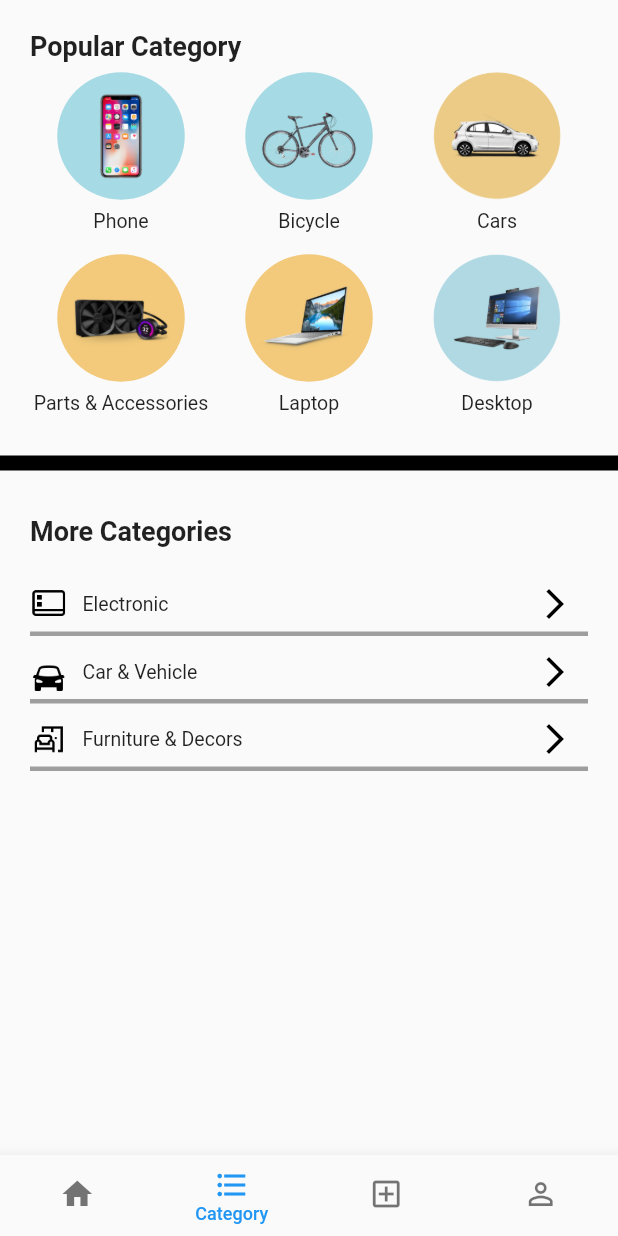
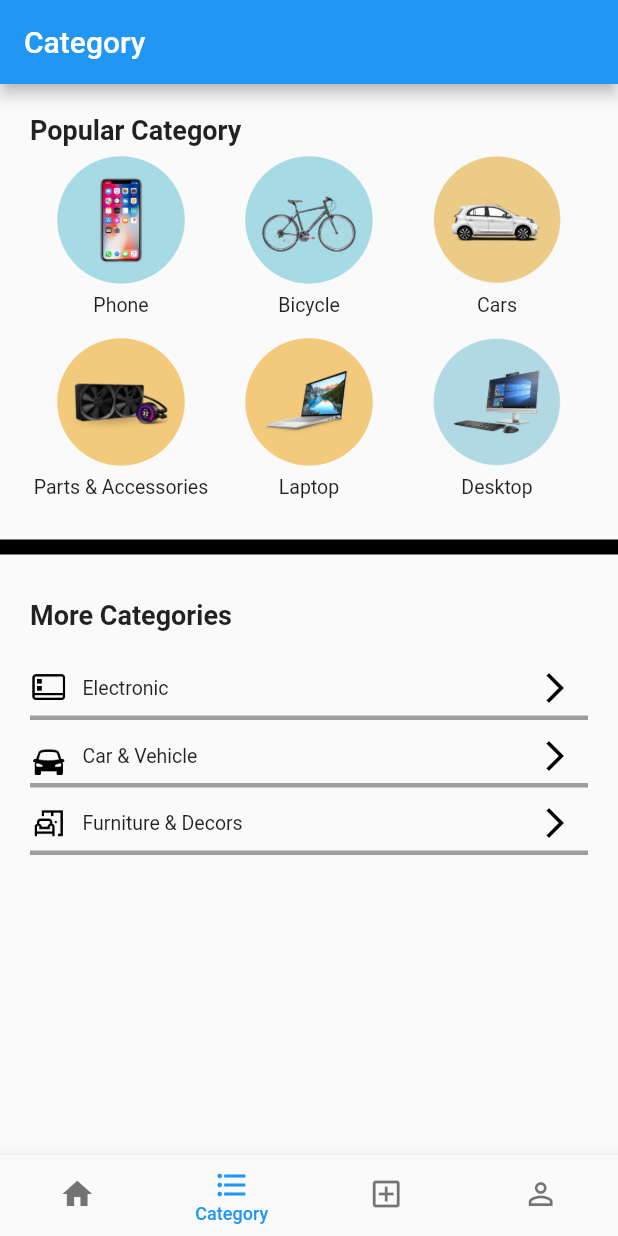
Before and after one commit to Atlas8981/mygoods_flutter, a Flutter app: the screen it shows after launch, item 2 of the bottom bar chosen, on a phone screen of 412 x 824 dp. Run offline on Flutter 3.47's test engine with Material 2 defaults, Android fonts, the phone set to English and light mode, and no system bars; our stand-ins replace cloud_firestore, firebase_core, firebase_storage, fluttertoast, get, image_picker; accounts and stored records are empty; network calls fail.

```diff
--- a/lib/models/item.dart
+++ b/lib/models/item.dart
@@ -77,4 +77,9 @@ class Item {
         "mainCategory": mainCategory,
         "views": views,
       };
+
+  @override
+  String toString() {
+    return 'Item{date: $date, subCategory: $subCategory, images: $images, amount: $amount, address: $address, description: $description, userid: $userid, itemid: $itemid, viewers: $viewers, phone: $phone, price: $price, name: $name, mainCategory: $mainCategory, views: $views}';
   }
+}
--- a/lib/services/database_service.dart
+++ b/lib/services/database_service.dart
@@ -9,7 +9,7 @@ class DatabaseService {
   Future<List<Item>> getItems(String mainCat,String subCat) async{
     List<Item> response = [];
     try{
-      await _firestore.collection("items")
+      await _firestore.collection("flutterItems")
           .limit(10)
           .where("mainCategory", isEqualTo: mainCat)
           .where("subCategory",isEqualTo: subCat)
--- a/lib/views/CategoryPage.dart
+++ b/lib/views/CategoryPage.dart
@@ -22,7 +22,11 @@ class CategoryPage extends StatelessWidget {
 
   @override
   Widget build(BuildContext context) {
-    return SafeArea(
+    return Scaffold(
+      appBar: AppBar(
+        title: Text("Category"),
+      ),
+      body: SafeArea(
         child: Container(
           width: double.infinity,
           height: double.infinity,
@@ -38,7 +42,8 @@ class CategoryPage extends StatelessWidget {
                     children: [
                       Text(
                         "Popular Category",
-                      style: TextStyle(fontSize: 18, fontWeight: FontWeight.bold),
+                        style: TextStyle(
+                            fontSize: 18, fontWeight: FontWeight.bold),
                       ),
                       GridView.count(
                         scrollDirection: Axis.vertical,
@@ -76,7 +81,8 @@ class CategoryPage extends StatelessWidget {
                     children: [
                       Text(
                         "More Categories",
-                      style: TextStyle(fontSize: 18, fontWeight: FontWeight.bold),
+                        style: TextStyle(
+                            fontSize: 18, fontWeight: FontWeight.bold),
                       ),
                       Container(
                         width: double.infinity,
@@ -85,13 +91,15 @@ class CategoryPage extends StatelessWidget {
                       ListView.builder(
                         physics: ScrollPhysics(),
                         shrinkWrap: true,
-                      primary: true,
+                        // primary: true,
                         itemCount: mainCategories.length,
                         itemBuilder: (context, index) {
                           return InkWell(
                               onTap: () {
-                              Get.to(()=>SubCategoryPage(),
-                                  arguments: mainCategories[index].name);
+                                // print("category" + mainCategories[index].name);
+                                Get.to(() => SubCategoryPage(
+                                  title:  mainCategories[index].name,
+                                ),);
                               },
                               child: CategoryItemRow(mainCategories[index]));
                         },
@@ -104,6 +112,7 @@ class CategoryPage extends StatelessWidget {
             ),
           ),
         ),
+      ),
     );
   }
 }
--- a/lib/views/HomePage.dart
+++ b/lib/views/HomePage.dart
@@ -25,7 +25,9 @@ class HomePage extends StatelessWidget {
 
   @override
   Widget build(BuildContext context) {
-    return SafeArea(
+    return Scaffold(
+      appBar: AppBar(title: Text("Home"),),
+      body: SafeArea(
         child: Container(
           padding: EdgeInsets.all(10),
           child: SingleChildScrollView(
@@ -135,6 +137,7 @@ class HomePage extends StatelessWidget {
             ]),
           ),
         ),
+      ),
     );
   }
 // const HomePage({ Key? key }) : super(key: key);
--- a/lib/views/ListProduct.dart
+++ b/lib/views/ListProduct.dart
@@ -55,7 +55,7 @@ class _ListProductState extends State<ListProduct> {
                     },
                   ),
                 );
-              }return Text("n error has occurred");
+              }return Text("an error has occurred");
 
             } else {
               return const Center(
--- a/lib/views/cells/product_tile.dart
+++ b/lib/views/cells/product_tile.dart
@@ -4,6 +4,7 @@ import 'package:mygoods_flutter/models/product.dart';
 
 class ProductTile extends StatelessWidget {
   final Product product;
+
   const ProductTile(this.product);
 
   @override
@@ -54,7 +55,6 @@ class ProductTile extends StatelessWidget {
               overflow: TextOverflow.ellipsis,
             ),
             SizedBox(height: 8),
-            if (product.rating != null)
             Container(
               decoration: BoxDecoration(
                 color: Colors.green,
```
Also changed, not shown: lib/views/AccountPage.dart (+6 -3 lines), lib/views/SubCategoryPage.dart (+13 -9 lines), lib/views/cells/list_product_row.dart (+17 -13 lines). Lines whose indentation alone changed are shown as unchanged.
